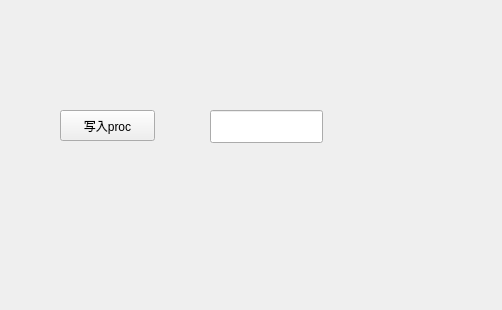
This is SYS/kernalparammanager.ui in liuyufeng509/SecCenter as Qt 5 draws it before an edit. The edited form follows.
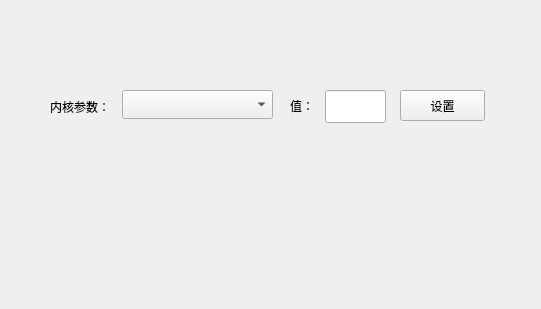
This is the edited form.

```diff
--- a/SYS/kernalparammanager.ui
+++ b/SYS/kernalparammanager.ui
@@ -6,8 +6,8 @@
    <rect>
     <x>0</x>
     <y>0</y>
-    <width>502</width>
-    <height>310</height>
+    <width>541</width>
+    <height>309</height>
    </rect>
   </property>
   <property name="windowTitle">
@@ -16,23 +16,77 @@
   <widget class="QPushButton" name="pushButton">
    <property name="geometry">
     <rect>
-     <x>60</x>
-     <y>110</y>
-     <width>95</width>
+     <x>400</x>
+     <y>90</y>
+     <width>85</width>
      <height>31</height>
     </rect>
    </property>
    <property name="text">
-    <string>写入proc</string>
+    <string>设置</string>
+   </property>
+  </widget>
+  <widget class="QLabel" name="label_2">
+   <property name="geometry">
+    <rect>
+     <x>290</x>
+     <y>90</y>
+     <width>30</width>
+     <height>31</height>
+    </rect>
+   </property>
+   <property name="maximumSize">
+    <size>
+     <width>30</width>
+     <height>16777215</height>
+    </size>
+   </property>
+   <property name="text">
+    <string>值：</string>
    </property>
   </widget>
   <widget class="QLineEdit" name="lineEdit">
    <property name="geometry">
     <rect>
-     <x>210</x>
-     <y>110</y>
-     <width>113</width>
+     <x>325</x>
+     <y>90</y>
+     <width>61</width>
      <height>33</height>
+    </rect>
+   </property>
+   <property name="maximumSize">
+    <size>
+     <width>60000</width>
+     <height>16777215</height>
+    </size>
+   </property>
+  </widget>
+  <widget class="QLabel" name="label">
+   <property name="geometry">
+    <rect>
+     <x>50</x>
+     <y>90</y>
+     <width>70</width>
+     <height>33</height>
+    </rect>
+   </property>
+   <property name="maximumSize">
+    <size>
+     <width>70</width>
+     <height>16777215</height>
+    </size>
+   </property>
+   <property name="text">
+    <string>内核参数：</string>
+   </property>
+  </widget>
+  <widget class="QComboBox" name="param_comboBox">
+   <property name="geometry">
+    <rect>
+     <x>122</x>
+     <y>90</y>
+     <width>151</width>
+     <height>29</height>
     </rect>
    </property>
   </widget>
```
